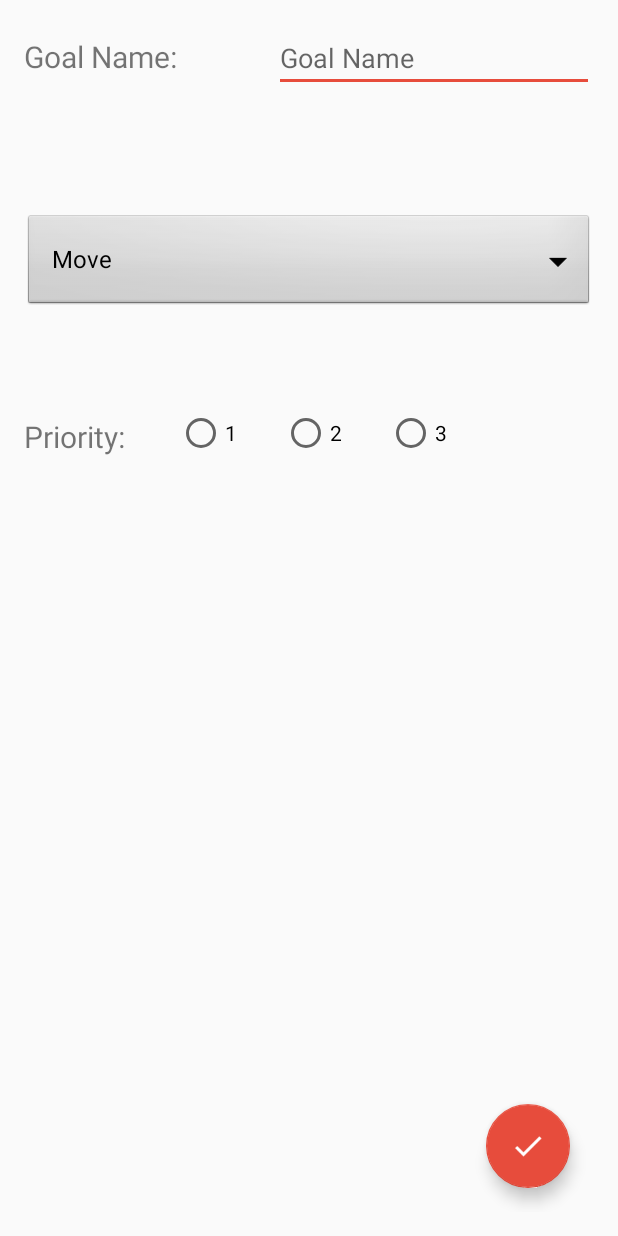
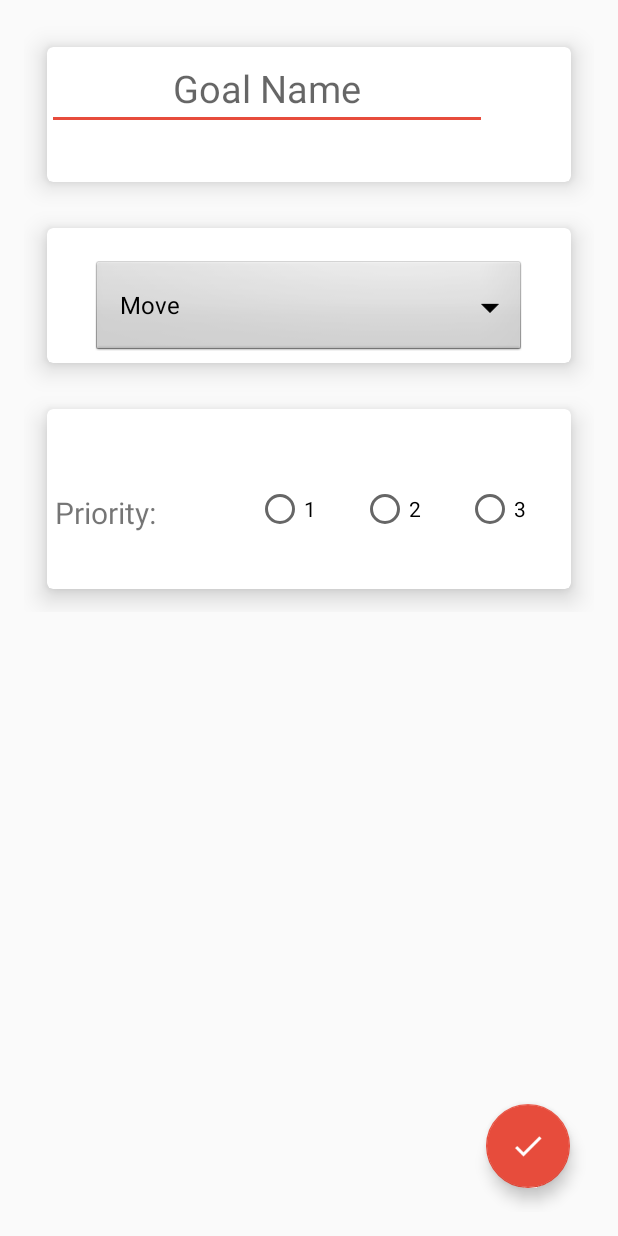
Before and after one commit to kelvinharron/mind-body-bro, an Android app: the AddAGoal screen opened directly, with no data from a screen before it, on a phone screen of 412 x 824 dp. Run offline under Robolectric (Android 15) with nearby library versions, the light colour scheme and no system bars.

Commit message:
-Add a Goal layout uses cards

```diff
--- a/app/src/main/res/layout/activity_add_agoal.xml
+++ b/app/src/main/res/layout/activity_add_agoal.xml
@@ -10,6 +10,12 @@
     android:paddingRight="@dimen/activity_horizontal_margin"
     android:paddingTop="@dimen/activity_vertical_margin"
     tools:context="com.example.kelvinharron.mind_body_bro.AddAGoal">
+    <LinearLayout
+        android:layout_width="wrap_content"
+        android:layout_height="wrap_content">
+
+
+
 
     <RelativeLayout
         android:layout_width="match_parent"
@@ -17,53 +23,71 @@
         android:orientation="vertical">
 
 
+        <android.support.v7.widget.CardView
+            xmlns:app="http://schemas.android.com/tools"
+            xmlns:card_view="http://schemas.android.com/apk/res-auto"
+            android:id="@+id/spinnerCard"
+            android:layout_width="match_parent"
+            android:layout_height="90dp"
+
+            app:cardUseCompatPadding="true"
+            card_view:cardCornerRadius="4dp"
+            card_view:cardElevation="10dp"
+            android:layout_below="@+id/goalNameCard"
+            android:layout_marginTop="20dp"
+            android:layout_margin="15dp"
+            >
+
             <Spinner
                 android:id="@+id/typeSpinner"
                 android:layout_width="match_parent"
                 android:layout_height="wrap_content"
                 android:layout_alignParentStart="true"
                 android:layout_below="@+id/addAGoalEditText"
-            android:layout_marginTop="80dp"
+                android:layout_marginTop="20dp"
                 android:background="@android:drawable/btn_dropdown"
-            android:spinnerMode="dropdown" />
+                android:spinnerMode="dropdown"
+                android:layout_marginRight="30sp"
+                android:layout_marginLeft="30sp"
+                />
+        </android.support.v7.widget.CardView>
 
 
-        <TextView
-            android:id="@+id/textView"
+
+        <android.support.v7.widget.CardView
+            xmlns:app="http://schemas.android.com/tools"
+            xmlns:card_view="http://schemas.android.com/apk/res-auto"
+            android:id="@+id/priorityCard"
+            android:layout_width="match_parent"
+            android:layout_height="120dp"
+
+            app:cardUseCompatPadding="true"
+            card_view:cardCornerRadius="4dp"
+            card_view:cardElevation="10dp"
+            android:layout_below="@+id/spinnerCard"
+            android:layout_marginTop="20dp"
+            android:layout_margin="15dp"
+            >
+            <RelativeLayout
                 android:layout_width="wrap_content"
-            android:layout_height="wrap_content"
-            android:layout_alignBaseline="@+id/addAGoalEditText"
-            android:layout_alignBottom="@+id/addAGoalEditText"
-            android:layout_alignParentStart="true"
-            android:text="Goal Name:"
-            android:textSize="20sp" />
-
-        <EditText
-            android:id="@+id/addAGoalEditText"
-            android:layout_width="wrap_content"
-            android:layout_height="wrap_content"
-            android:layout_alignParentEnd="true"
-            android:layout_alignParentTop="true"
-            android:ems="10"
-            android:hint="Goal Name"
-            android:inputType="textPersonName" />
-
+                android:layout_height="wrap_content">
         <TextView
             android:id="@+id/priorityTextView"
             android:layout_width="wrap_content"
             android:layout_height="wrap_content"
             android:layout_alignParentStart="true"
-            android:layout_below="@+id/typeSpinner"
-            android:layout_marginTop="69dp"
+            android:layout_marginTop="55dp"
             android:text="Priority:"
-            android:textSize="20sp" />
+            android:textSize="20sp"
+            android:layout_marginLeft="5dp"/>
 
 
             <RadioGroup
                 android:id="@+id/priorityRadioGroup"
                 android:layout_width="wrap_content"
                 android:layout_height="wrap_content"
-
+                android:layout_alignParentRight="true"
+                android:layout_marginRight="30dp"
                 android:layout_alignBottom="@+id/priorityTextView"
                 android:layout_toEndOf="@+id/textView"
                 android:orientation="horizontal">
@@ -94,10 +118,42 @@
 
 
             </RadioGroup>
+            </RelativeLayout>
+        </android.support.v7.widget.CardView>
 
+        <android.support.v7.widget.CardView
+            android:id="@+id/goalNameCard"
+            android:layout_width="match_parent"
+            android:layout_height="90dp"
+            tools:cardUseCompatPadding="true"
+            app:cardCornerRadius="4dp"
+            app:cardElevation="10dp"
+
+            android:layout_alignParentTop="true"
+            android:layout_alignParentStart="true"
+            android:layout_margin="15dp">
+            <RelativeLayout
+                android:layout_width="wrap_content"
+                android:layout_height="wrap_content"
+                 >
+        <EditText
+            android:id="@+id/addAGoalEditText"
+            android:layout_width="wrap_content"
+            android:layout_height="wrap_content"
+            android:layout_alignParentTop="true"
+            android:ems="10"
+            android:hint="Goal Name"
+            android:inputType="textPersonName"
+            android:layout_centerVertical="true"
+            android:textSize="25sp"
+            android:gravity="center"
+            android:layout_centerHorizontal="true"
+            />
+            </RelativeLayout>
+</android.support.v7.widget.CardView>
     </RelativeLayout>
 
-
+    </LinearLayout>
 
     <android.support.design.widget.FloatingActionButton
         android:id="@+id/floating_action_button"
@@ -106,7 +162,8 @@
         android:layout_gravity="bottom|right"
         android:layout_margin="16dp"
         android:src="@drawable/ic_done_white_36dp"
-        app:layout_anchorGravity="bottom|right|end" />
+        app:layout_anchorGravity="bottom|right|end"
+        />
 
 
 </android.support.design.widget.CoordinatorLayout>
```
Lines whose indentation alone changed are shown as unchanged.
